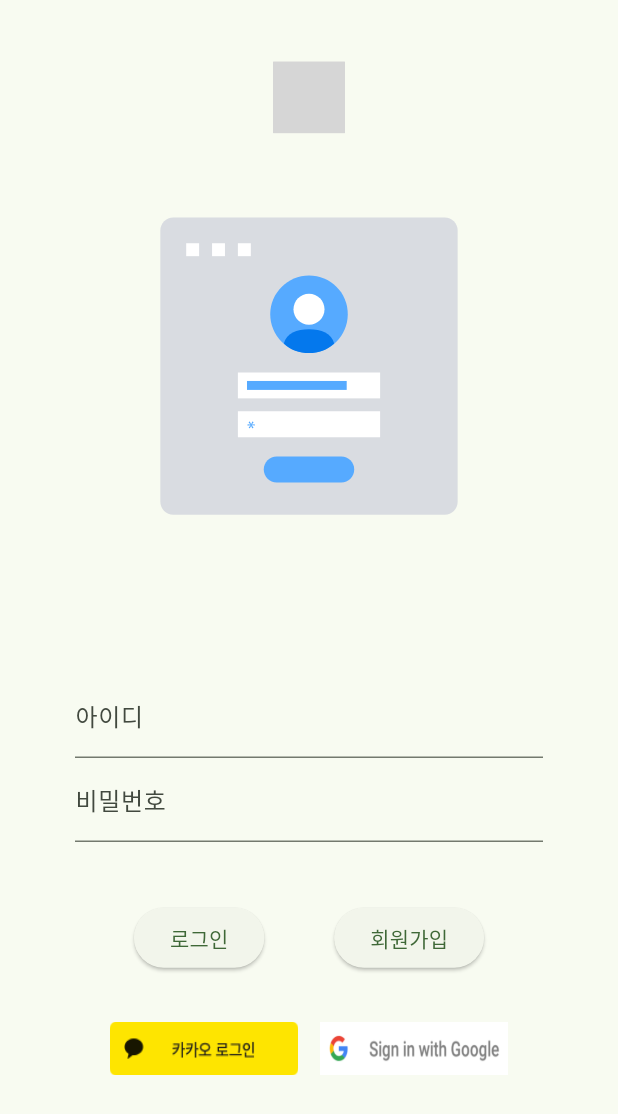
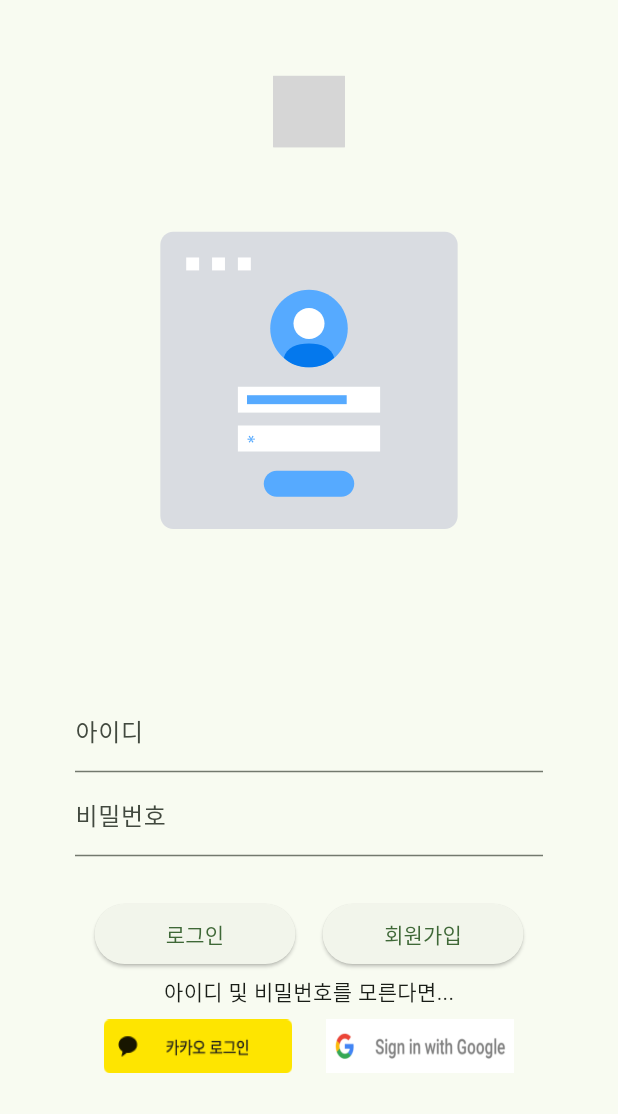
Before and after one commit to Oh-Kang94/Season3_Main-Project_Disabled-App, a Flutter app: the screen it shows after launch, scrolled down 53 dp, after a tap on the "login" icon, on a phone screen of 412 x 824 dp. Shown: the top 1114 px of the screen. Run offline on Flutter 3.47's test engine with Material 2 defaults, Android fonts, the phone set to English and light mode, and no system bars; our stand-ins replace animated_splash_screen, cloud_firestore, firebase_core, firebase_storage, flutter_dotenv, flutter_markdown and 11 more; missing offline and left inert: jwt_decode, kakao_flutter_sdk_user, kpostal; accounts and stored records are empty; Roboto replaces fonts that are missing (NotoSansKR-Regular); project files that could hold a hidden picture were left out; grey boxes are pictures that could not be loaded.

Commit message:
add dialog for find login and password
commit #088

```diff
--- a/lib/util/asset_image.dart
+++ b/lib/util/asset_image.dart
@@ -2,4 +2,6 @@
   //appBar icon
   static const LOGO = 'assets/images/working.svg';
   static const PROFILE_IMAGE = 'assets/images/user.png';
+  static const KAKAO_LOGIN = "assets/images/kakao_login_medium_narrow.png";
+  static const GOOGLE_LOGIN = "assets/images/googleLogin.png";
 }
--- a/lib/view/login/login.dart
+++ b/lib/view/login/login.dart
@@ -1,13 +1,15 @@
 import 'package:flutter/material.dart';
 import 'package:flutter_screenutil/flutter_screenutil.dart';
 import 'package:get/get.dart';
-// import 'package:google_sign_in/google_sign_in.dart';
 import 'package:lottie/lottie.dart';
+import 'package:season3_team1_mainproject/util/asset_image.dart';
+import 'package:season3_team1_mainproject/view/login/findid_login.dart';
 import 'package:season3_team1_mainproject/view/register/register_user.dart';
 
 import '../../components/login_form.dart';
 import '../../components/logo_pic.dart';
 import '../../vm/login_ctrl.dart';
+import 'findpassword_login.dart';
 
 class LoginUser extends StatelessWidget {
   const LoginUser({Key? key}) : super(key: key);
@@ -47,25 +49,83 @@
                         ),
                         SizedBox(height: 20.h),
                         Padding(
-                          padding: const EdgeInsets.all(16.0),
+                          padding: const EdgeInsets.all(4.0),
                           child: Row(
                             mainAxisAlignment: MainAxisAlignment.spaceAround,
                             children: [
                               ElevatedButton(
                                 onPressed: controller.login,
-                                child: const Text('로그인'),
+                                child: SizedBox(
+                                    width: 75.w,
+                                    height: 30.h,
+                                    child: const Center(
+                                      child: Text(
+                                        '로그인',
+                                      ),
+                                    )),
                               ),
                               ElevatedButton(
                                 onPressed: () {
-                                  Get.to(RegisterUser());
+                                  Get.to(
+                                    RegisterUser(),
+                                  );
                                 },
-                                child: const Text('회원가입'),
+                                child: SizedBox(
+                                  width: 75.w,
+                                  height: 30.h,
+                                  child: const Center(
+                                    child: Text('회원가입'),
+                                  ),
+                                ),
                               ),
                             ],
                           ),
                         ),
+                        GestureDetector(
+                          onTap: () {
+                            Get.dialog(
+                              AlertDialog(
+                                title: const Text('ID 및 비밀번호 찾기'),
+                                content: Column(
+                                  mainAxisSize: MainAxisSize.min,
+                                  children: [
+                                    const Text('아이디나 비밀번호 중 어떤 것을 찾으시나요?'),
+                                    Padding(
+                                      padding: const EdgeInsets.only(top: 30),
+                                      child: Row(
+                                        mainAxisAlignment:
+                                            MainAxisAlignment.spaceAround,
+                                        children: [
+                                          ElevatedButton(
+                                            onPressed: () {
+                                              Get.to(() => const FindIdView());
+                                            },
+                                            child: const Text('ID 찾기'),
+                                          ),
+                                          ElevatedButton(
+                                            onPressed: () {
+                                              Get.to(() =>
+                                                  const FindPasswordView());
+                                            },
+                                            child: const Text('비밀번호 찾기'),
+                                          ),
+                                        ],
+                                      ),
+                                    ),
+                                  ],
+                                ),
+                              ),
+                            );
+                          },
+                          child: const Row(
+                            mainAxisAlignment: MainAxisAlignment.spaceAround,
+                            children: [
+                              Text("아이디 및 비밀번호를 모른다면..."),
+                            ],
+                          ),
+                        ),
                         Padding(
-                          padding: const EdgeInsets.all(16.0),
+                          padding: const EdgeInsets.all(8.0),
                           child: Row(
                             mainAxisAlignment: MainAxisAlignment.spaceAround,
                             children: [
@@ -77,7 +137,7 @@
                                   width: 110.w,
                                   height: 30.h,
                                   child: Image.asset(
-                                    "assets/images/kakao_login_medium_narrow.png",
+                                    AssetsImage.KAKAO_LOGIN,
                                     fit: BoxFit.fill,
                                   ),
                                 ),
@@ -90,7 +150,7 @@
                                   width: 110.w,
                                   height: 30.h,
                                   child: Image.asset(
-                                    "assets/images/googleLogin.png",
+                                    AssetsImage.GOOGLE_LOGIN,
                                     fit: BoxFit.fill,
                                   ),
                                 ),
```
Also changed, not shown: lib/view/login/findid_login.dart (added, +14 -0 lines), lib/view/login/findpassword_login.dart (added, +14 -0 lines).
